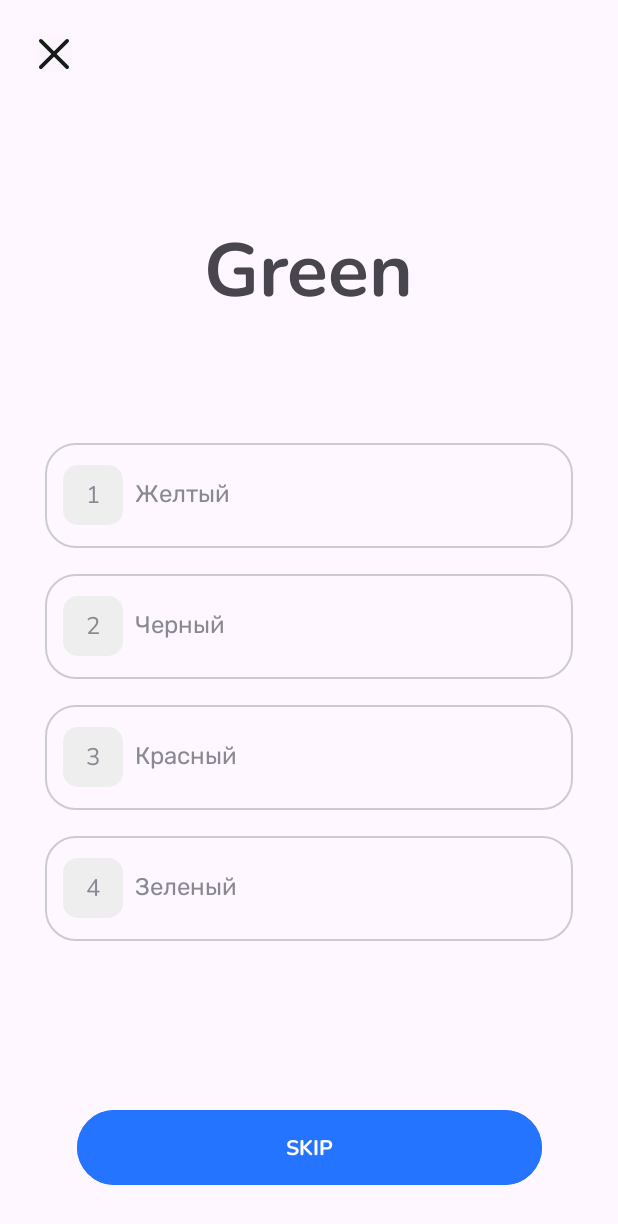
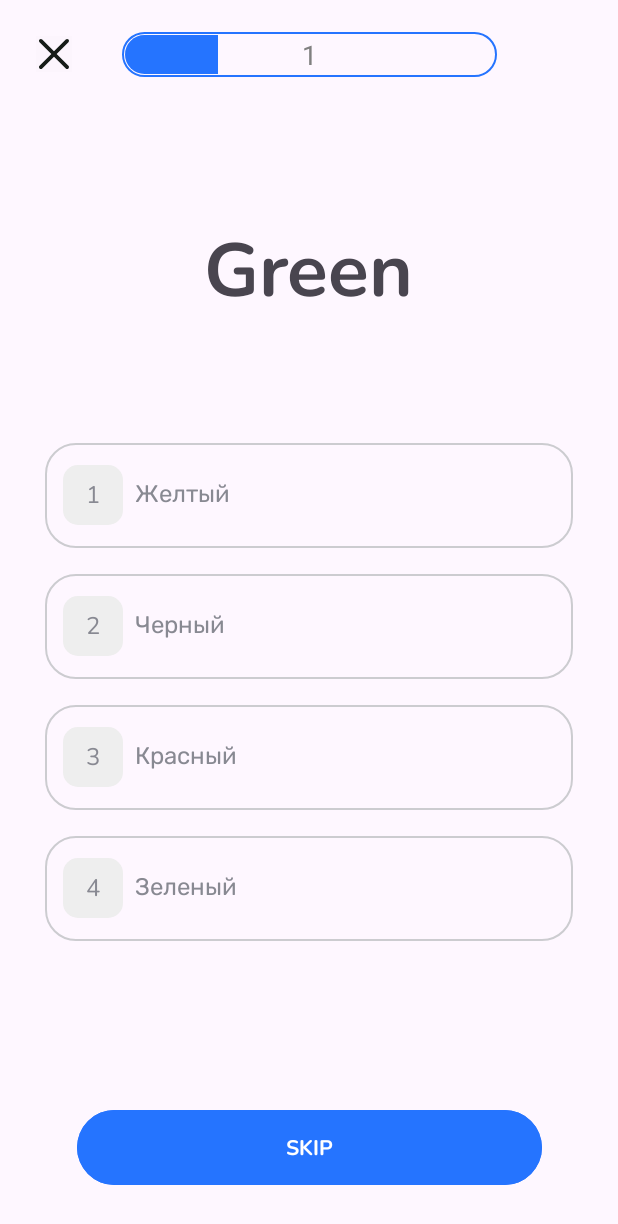
Before and after one commit to TypingGatito/LearnEnglishAndroid, an Android app: the screen it shows after launch (LearnWordActivity), after a tap on "Start test", on a phone screen of 412 x 824 dp. Shown: the top 1224 px of the screen. Run offline under Robolectric (Android 15) with nearby library versions, the phone set to English and light mode, and no system bars; 1 statement that could not run was skipped.

Commit message:
Add progress bar in test

```diff
--- a/app/src/main/java/com/recipes_app/learningapp/activities/LearnWordActivity.kt
+++ b/app/src/main/java/com/recipes_app/learningapp/activities/LearnWordActivity.kt
@@ -11,10 +11,10 @@ import androidx.core.view.WindowInsetsCompat
 import androidx.core.view.isVisible
 import com.recipes_app.learningapp.R
 import com.recipes_app.learningapp.databinding.ActivityLearnWordBinding
-import com.recipes_app.learningapp.questions.NUMBER_OF_ANSWERS
 import com.recipes_app.learningapp.questions.Question
 import com.recipes_app.learningapp.questions.QuestionGenerator
 import com.recipes_app.learningapp.questions.QuestionGeneratorPreload
+import com.recipes_app.learningapp.questions.TestProgress
 
 class LearnWordActivity : AppCompatActivity() {
     private var _binding: ActivityLearnWordBinding? = null
@@ -66,6 +66,12 @@ class LearnWordActivity : AppCompatActivity() {
                 val intent: Intent = Intent(this@LearnWordActivity, MainScreenActivity::class.java)
                 startActivity(intent)
             }
+
+            pbQuestionProgress.apply {
+                max = numOfWords
+                progress = 1
+            }
+
         }
 
     }
@@ -186,7 +192,9 @@ class LearnWordActivity : AppCompatActivity() {
     }
 
     private fun showNextQuestion(questionGenerator: QuestionGenerator) {
-        val question: Question? = questionGenerator.getNextQuestion()
+        val testProgress: TestProgress = questionGenerator.nextQuestion()
+        changeProgressBar(testProgress.numOfCurQuestion)
+        val question: Question? = testProgress.curQuestion
 
         with(binding) {
             if (question == null) {
@@ -211,7 +219,7 @@ class LearnWordActivity : AppCompatActivity() {
             }
 
             layoutAnswer1.setOnClickListener{
-                if(questionGenerator.checkAnswer(0)) {
+                if(questionGenerator.answer(0)) {
                     markAnswerCorrect(layoutAnswer1,
                         tvVariantNumber1,
                         tvVariantValue1)
@@ -225,7 +233,7 @@ class LearnWordActivity : AppCompatActivity() {
             }
 
             layoutAnswer2.setOnClickListener{
-                if(questionGenerator.checkAnswer(1)) {
+                if(questionGenerator.answer(1)) {
                     markAnswerCorrect(layoutAnswer2,
                         tvVariantNumber2,
                         tvVariantValue2)
@@ -239,7 +247,7 @@ class LearnWordActivity : AppCompatActivity() {
             }
 
             layoutAnswer3.setOnClickListener{
-                if(questionGenerator.checkAnswer(2)) {
+                if(questionGenerator.answer(2)) {
                     markAnswerCorrect(layoutAnswer3,
                         tvVariantNumber3,
                         tvVariantValue3)
@@ -253,7 +261,7 @@ class LearnWordActivity : AppCompatActivity() {
             }
 
             layoutAnswer4.setOnClickListener{
-                if(questionGenerator.checkAnswer(3)) {
+                if(questionGenerator.answer(3)) {
                     markAnswerCorrect(layoutAnswer4,
                         tvVariantNumber4,
                         tvVariantValue4)
@@ -267,4 +275,9 @@ class LearnWordActivity : AppCompatActivity() {
             }
         }
     }
+
+    private fun changeProgressBar(progress: Int) {
+        binding.pbQuestionProgress.progress = progress
+        binding.tvProgressText.text = progress.toString()
+    }
 }
--- a/app/src/main/java/com/recipes_app/learningapp/activities/MainScreenActivity.kt
+++ b/app/src/main/java/com/recipes_app/learningapp/activities/MainScreenActivity.kt
@@ -7,14 +7,12 @@ import android.widget.ArrayAdapter
 import android.widget.SeekBar
 import androidx.activity.enableEdgeToEdge
 import androidx.appcompat.app.AppCompatActivity
-import androidx.core.content.ContextCompat
 import androidx.core.view.ViewCompat
 import androidx.core.view.WindowInsetsCompat
-import androidx.work.OneTimeWorkRequestBuilder
 import androidx.work.PeriodicWorkRequestBuilder
 import androidx.work.WorkManager
 import com.recipes_app.learningapp.R
-import com.recipes_app.learningapp.databinding.ActivityLearnWordBinding
+import com.recipes_app.learningapp.adapters.ThemesSpinnerAdapter
 import com.recipes_app.learningapp.databinding.ActivityMainScreenBinding
 import com.recipes_app.learningapp.questions.QuestionGenerator
 import com.recipes_app.learningapp.questions.QuestionGeneratorPreload
@@ -81,10 +79,13 @@ class MainScreenActivity : AppCompatActivity() {
                 }
             })
 
-            val adapter = ArrayAdapter(this@MainScreenActivity,
-                android.R.layout.simple_spinner_item,
+            val adapter = ThemesSpinnerAdapter(this@MainScreenActivity,
                 availableThemes.toList())
-            adapter.setDropDownViewResource(android.R.layout.simple_spinner_dropdown_item)
+//            val adapter = ArrayAdapter(this@MainScreenActivity,
+//                android.R.layout.simple_spinner_item,
+//                availableThemes.toList())
+//            adapter.setDropDownViewResource(R.layout.spinner_main_item)
+
             spinnerThemes.adapter = adapter
 
         }
--- /dev/null
+++ b/app/src/main/java/com/recipes_app/learningapp/adapters/ThemesSpinnerAdapter.kt
@@ -0,0 +1,34 @@
+package com.recipes_app.learningapp.adapters
+
+import android.content.Context
+import android.graphics.Typeface
+import android.view.LayoutInflater
+import android.view.View
+import android.view.ViewGroup
+import android.widget.ArrayAdapter
+import android.widget.TextView
+import androidx.core.content.res.ResourcesCompat
+import com.recipes_app.learningapp.R
+
+class ThemesSpinnerAdapter(context: Context, items: List<String>) :
+    ArrayAdapter<String>(context, R.layout.spinner_main_item, items) {
+
+    private val customFont: Typeface? = ResourcesCompat.getFont(context, R.font.nunito_regular)
+    private val inflater: LayoutInflater = LayoutInflater.from(context)
+
+    override fun getView(position: Int, convertView: View?, parent: ViewGroup): View {
+        val view = convertView ?: inflater.inflate(R.layout.spinner_main_item, parent, false)
+        val textView = view.findViewById<TextView>(R.id.tvSpinnerAdapter)
+        customFont?.let { textView?.typeface = it }
+        textView?.text = getItem(position)
+        return view
+    }
+
+    override fun getDropDownView(position: Int, convertView: View?, parent: ViewGroup): View {
+        val view = convertView ?: inflater.inflate(R.layout.spinner_main_item, parent, false)
+        val textView = view.findViewById<TextView>(R.id.tvSpinnerAdapter)
+        customFont?.let { textView?.typeface = it }
+        textView?.text = getItem(position)
+        return view
+    }
+}
--- /dev/null
+++ b/app/src/main/java/com/recipes_app/learningapp/questions/Answer.kt
@@ -0,0 +1,6 @@
+package com.recipes_app.learningapp.questions
+
+data class Answer (val question: Question?,
+                   val indexOfUsersAns: Int,
+                   val id: Int,
+)
--- a/app/src/main/java/com/recipes_app/learningapp/questions/QuestionGenerator.kt
+++ b/app/src/main/java/com/recipes_app/learningapp/questions/QuestionGenerator.kt
@@ -1,9 +1,9 @@
 package com.recipes_app.learningapp.questions
 
 interface QuestionGenerator {
-    fun getNextQuestion(): Question?
+    fun nextQuestion(): TestProgress
 
-    fun checkAnswer(userAnswerIndex: Int?): Boolean
+    fun answer(userAnswerIndex: Int): Boolean
 
     fun getThemes(): Set<String>
 
--- a/app/src/main/java/com/recipes_app/learningapp/questions/QuestionGeneratorPreload.kt
+++ b/app/src/main/java/com/recipes_app/learningapp/questions/QuestionGeneratorPreload.kt
@@ -24,13 +24,45 @@ class QuestionGeneratorPreload :
         Word("Hospital","Больница", "Здания"),
         Word("School","Школа", "Здания"),
         Word("Church","Церковь", "Здания"),
+        Word("Church", "Церковь", "Здания"),
+        Word("Cathedral", "Собор", "Здания"),
+        Word("Chapel", "Часовня", "Здания"),
+        Word("Basilica", "Базилика", "Здания"),
+        Word("Monastery", "Монастырь", "Здания"),
+        Word("Palace", "Дворец", "Здания"),
+        Word("Mansion", "Особняк", "Здания"),
+        Word("Temple", "Храм", "Здания"),
+        Word("Library", "Библиотека", "Здания"),
+        Word("Museum", "Музей", "Здания"),
+        Word("Airport", "Аэропорт", "Здания"),
+        Word("Station", "Вокзал", "Здания"),
+
+        Word("Bread", "Хлеб", "Еда"),
+        Word("Cheese", "Сыр", "Еда"),
+        Word("Butter", "Масло", "Еда"),
+        Word("Meat", "Мясо", "Еда"),
+        Word("Fruit", "Фрукты", "Еда"),
+        Word("Vegetable", "Овощи", "Еда"),
+
+        Word("Milk", "Молоко", "Напитки"),
+        Word("Juice", "Сок", "Напитки"),
+        Word("Tea", "Чай", "Напитки"),
+        Word("Coffee", "Кофе", "Напитки"),
+
+        Word("Train", "Поезд", "Транспорт"),
+        Word("Bus", "Автобус", "Транспорт"),
+        Word("Airplane", "Самолет", "Транспорт"),
+        Word("Ship", "Корабль", "Транспорт"),
+        Word("Bicycle", "Велосипед", "Транспорт"),
+
+        Word("Ticket", "Билет", "Документы"),
+        Word("Passport", "Паспорт", "Документы"),
+        Word("Luggage", "Багаж", "Документы"),
     )
 
-    private var currentQuestion: Question? = null
+    private var curWords: List<Word> = dictionary
 
-    private var count: Int = 1
-
-    private var curWords: List<Word> = dictionary
+    private var testProgress: TestProgress = TestProgress()
 
     override fun startTest(numOfWords: Int, theme: String) {
 
@@ -38,13 +70,16 @@ class QuestionGeneratorPreload :
             word: Word -> word.theme == theme
         }
 
-        count = if (curWords.size < numOfWords) curWords.size else numOfWords
+        val numOfQuestions = if (curWords.size < numOfWords) curWords.size else numOfWords
+
+        testProgress.setAll(numOfQuestions)
     }
 
-    override fun getNextQuestion(): Question? {
-
-        val notLearnedList = curWords.filter { !it.learned }
-        if (notLearnedList.isEmpty() || count == 0) return null
+    override fun nextQuestion(): TestProgress {
+        if (!testProgress.needsQuestions()) {
+            testProgress.curQuestion = null
+            return testProgress
+        }
 
         val questionWords =
             if (curWords.size < NUMBER_OF_ANSWERS) {
@@ -57,18 +92,17 @@ class QuestionGeneratorPreload :
 
         val correctAnswer: Word = questionWords.random()
 
-        currentQuestion = Question(
+
+        testProgress.curQuestion = Question(
             variants = questionWords,
             correctAnswer = correctAnswer,
         )
-
-        count--
-        return currentQuestion
+        testProgress.nextQuestion()
+        return testProgress
     }
 
-    override fun checkAnswer(userAnswerIndex: Int?): Boolean {
-
-        return currentQuestion?.let {
+    override fun answer(userAnswerIndex: Int): Boolean {
+        val isCorrect: Boolean = testProgress.curQuestion?.let {
             val correctAnswerId = it.variants.indexOf(it.correctAnswer)
             if (correctAnswerId == userAnswerIndex) {
                 it.correctAnswer.learned = true
@@ -77,6 +111,11 @@ class QuestionGeneratorPreload :
                 false
             }
         } ?: false
+
+        val ans: Answer = Answer(testProgress.curQuestion, userAnswerIndex, testProgress.numOfCurQuestion)
+        if (!isCorrect) testProgress.wrongAnswers.add(ans)
+
+        return isCorrect
     }
 
     override fun getThemes(): Set<String> {
--- /dev/null
+++ b/app/src/main/java/com/recipes_app/learningapp/questions/TestProgress.kt
@@ -0,0 +1,36 @@
+package com.recipes_app.learningapp.questions
+
+
+class TestProgress {
+    var numOfQuestions: Int = 0
+        get() = field
+        set(value) {field = value}
+
+    var wrongAnswers: MutableList<Answer> = ArrayList<Answer>()
+        get() = field
+        set(value) {field = value}
+
+    var curQuestion: Question? = null
+        get() = field
+        set(value) {field = value}
+
+    var numOfCurQuestion: Int = 0
+        get() = field
+        set(value) {field = value}
+
+    private fun setToDefault() {
+        numOfQuestions = 0
+        wrongAnswers = ArrayList<Answer>()
+        curQuestion = null
+        numOfCurQuestion = 0
+    }
+
+    fun setAll(numOfQuestions: Int) {
+        setToDefault()
+        this.numOfQuestions = numOfQuestions
+    }
+
+    fun needsQuestions(): Boolean = (numOfCurQuestion < numOfQuestions)
+
+    fun nextQuestion() { numOfCurQuestion += 1 }
+}
--- a/app/src/main/java/com/recipes_app/learningapp/receivers/AppInstallReciever.kt
+++ b/app/src/main/java/com/recipes_app/learningapp/receivers/AppInstallReciever.kt
@@ -7,7 +7,6 @@ import android.content.Intent
 
 class AppInstallReceiver : BroadcastReceiver() {
     override fun onReceive(context: Context, intent: Intent) {
-        TODO()
     }
 
 }
--- /dev/null
+++ b/app/src/main/res/drawable/progress_bar_questions.xml
@@ -0,0 +1,27 @@
+<layer-list xmlns:android="http://schemas.android.com/apk/res/android">
+
+    <item android:id="@android:id/background" android:drawable="@drawable/shape_rounded_progress_bar">
+    </item>
+
+    <item android:id="@android:id/secondaryProgress">
+        <shape android:shape="rectangle">
+            <padding
+                android:left="2dp"
+                android:top="2dp"
+                android:right="2dp"
+                android:bottom="2dp" />
+            <solid android:color="@android:color/transparent" />
+            <corners android:radius="30dp" />
+        </shape>
+    </item>
+
+    <item android:id="@android:id/progress">
+        <clip>
+            <shape android:shape="rectangle">
+                <solid android:color="@color/blue" />
+                <corners android:radius="30dp" />
+            </shape>
+        </clip>
+    </item>
+
+</layer-list>
--- /dev/null
+++ b/app/src/main/res/drawable/shape_rounded_progress_bar.xml
@@ -0,0 +1,5 @@
+<?xml version="1.0" encoding="utf-8"?>
+<shape xmlns:android="http://schemas.android.com/apk/res/android">
+    <stroke android:width="1dp" android:color="@color/blue"/>
+    <corners android:radius="30dp" />
+</shape>
--- a/app/src/main/res/layout/activity_learn_word.xml
+++ b/app/src/main/res/layout/activity_learn_word.xml
@@ -19,6 +19,40 @@
         app:layout_constraintTop_toTopOf="parent"
         android:layout_marginTop="24dp"
         android:layout_marginStart="24dp" />
+
+    <androidx.constraintlayout.widget.ConstraintLayout
+        android:layout_width="250dp"
+        android:layout_height="30dp"
+        app:layout_constraintBottom_toBottomOf="@+id/btnClose"
+        app:layout_constraintEnd_toEndOf="parent"
+        app:layout_constraintStart_toStartOf="parent"
+        app:layout_constraintTop_toTopOf="@+id/btnClose">
+
+        <ProgressBar
+            android:id="@+id/pbQuestionProgress"
+            android:layout_width="match_parent"
+            android:layout_height="match_parent"
+            style="@style/ProgressBarQuestionProgressStyle"
+            android:max="100"
+            android:progress="10"
+            app:layout_constraintBottom_toBottomOf="parent"
+            app:layout_constraintEnd_toEndOf="parent"
+            app:layout_constraintStart_toStartOf="parent"
+            app:layout_constraintTop_toTopOf="parent" />
+
+        <TextView
+            android:id="@+id/tvProgressText"
+            android:layout_width="wrap_content"
+            android:layout_height="wrap_content"
+            android:text="50"
+            android:textColor="@color/grey"
+            android:textSize="18sp"
+            app:layout_constraintBottom_toBottomOf="@+id/pbQuestionProgress"
+            app:layout_constraintEnd_toEndOf="parent"
+            app:layout_constraintStart_toStartOf="@+id/pbQuestionProgress"
+            app:layout_constraintTop_toTopOf="@+id/pbQuestionProgress" />
+    </androidx.constraintlayout.widget.ConstraintLayout>
+
 
     <TextView
         android:id="@+id/tvWordToTranslate"
@@ -165,7 +199,7 @@
         android:id="@+id/btnSkip"
         android:layout_width="310dp"
         android:layout_height="58dp"
-        android:backgroundTint="@color/blueButton"
+        android:backgroundTint="@color/blue"
         android:text="@string/button_skip"
         android:textAllCaps="true"
         app:layout_constraintBottom_toBottomOf="parent"
--- a/app/src/main/res/values/colors.xml
+++ b/app/src/main/res/values/colors.xml
@@ -4,8 +4,9 @@
     <color name="black">#FF000000</color>
     <color name="white">#FFFFFFFF</color>
     <color name="textViewOptions">#888992</color>
+    <color name="grey">#808080</color>
     <color name="correctGreenColor">#0EAD69</color>
     <color name="wrongRedColor">#FA4169</color>
-    <color name="blueButton">#2574FF</color>
+    <color name="blue">#2574FF</color>
 
 </resources>
--- a/app/src/main/res/values/strings.xml
+++ b/app/src/main/res/values/strings.xml
@@ -7,7 +7,7 @@
     <string name="message_correct">Correct</string>
     <string name="message_wrong">Wrong</string>
 
-    <string name="welcome_text">Welcome to Hogwarts</string>
+    <string name="welcome_text">Welcome to Hogwarts!</string>
     <string name="start_test">Start test</string>
 
     <string name="notification_title">-10 point to Gryffindor</string>
--- a/app/src/main/res/values/styles.xml
+++ b/app/src/main/res/values/styles.xml
@@ -19,4 +19,9 @@
         <item name="android:textSize">25sp</item>
     </style>
 
+    <style name="ProgressBarQuestionProgressStyle" parent="Widget.AppCompat.ProgressBar.Horizontal">
+        <item name="android:progressDrawable">@drawable/progress_bar_questions</item>
+        <item name="android:textColor">@android:color/white</item>
+    </style>
+
 </resources>
```
Also changed, not shown: app/src/main/AndroidManifest.xml (+9 -7 lines), app/src/main/java/com/recipes_app/learningapp/activities/TestResultActivity.kt (added, +21 -0 lines), app/src/main/java/com/recipes_app/learningapp/draw_classes/BoardingText.kt (added, +49 -0 lines), app/src/main/res/layout/activity_main_screen.xml (+6 -3 lines), app/src/main/res/layout/activity_test_result.xml (added, +10 -0 lines), app/src/main/res/layout/spinner_main_item.xml (added, +9 -0 lines), 1 other file.
